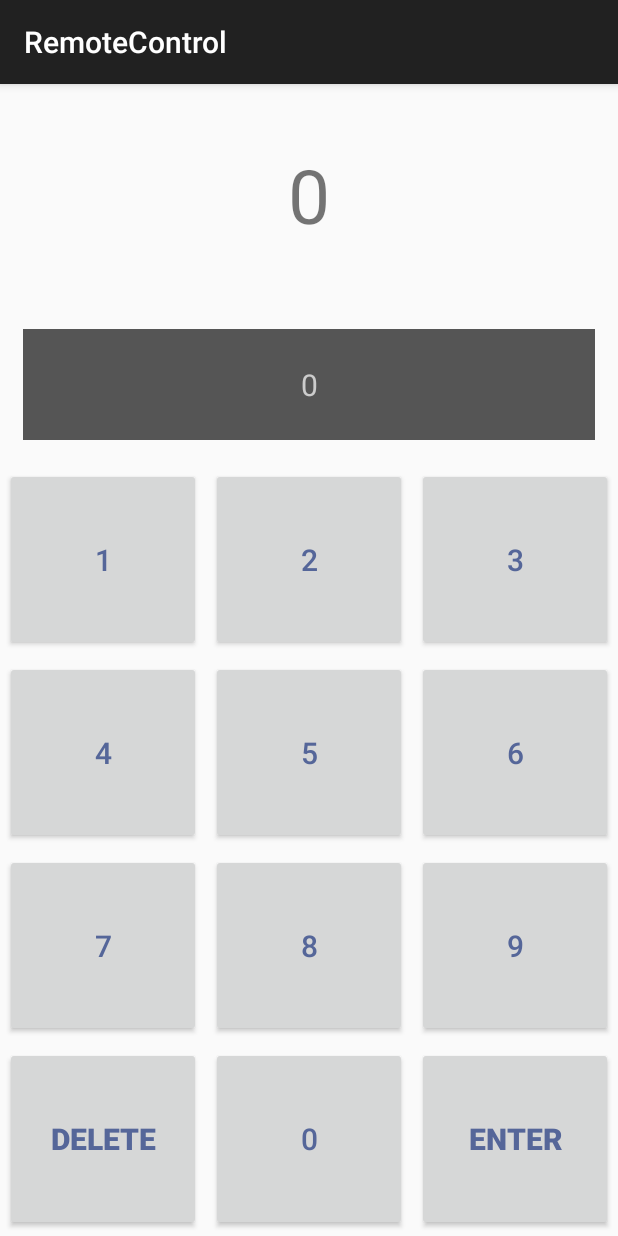
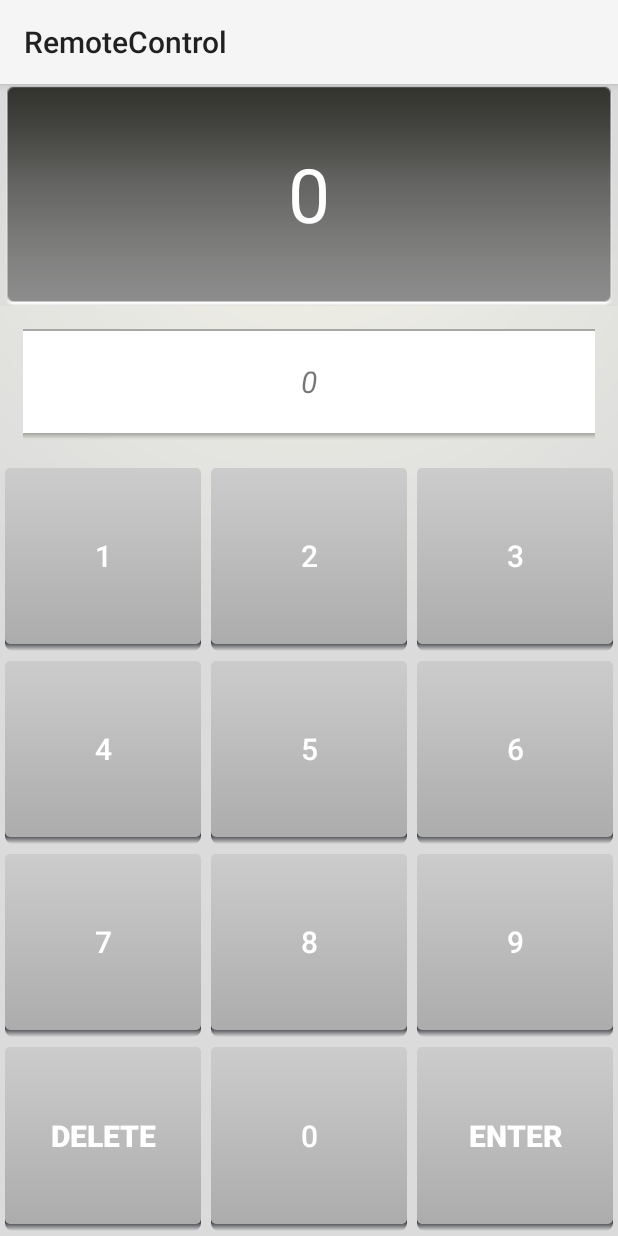
Before and after one commit to Maecenas49/BNR-Projects, an Android app: the screen it shows after launch (RemoteControlActivity), on a phone screen of 412 x 824 dp. Run offline under Robolectric (Android 15) with nearby library versions, the light colour scheme and no system bars.

```diff
--- /dev/null
+++ b/PhotoGallary/app/src/main/res/layout/activity_fragment.xml
@@ -0,0 +1,6 @@
+<?xml version="1.0" encoding="utf-8"?>
+<FrameLayout xmlns:android="http://schemas.android.com/apk/res/android"
+             android:id="@+id/fragmentContainer"
+             android:layout_width="match_parent"
+             android:layout_height="match_parent"
+             />
--- /dev/null
+++ b/RemoteControl/app/src/main/res/drawable/button_shape.xml
@@ -0,0 +1,7 @@
+<?xml version="1.0" encoding="utf-8"?>
+<selector xmlns:android="http://schemas.android.com/apk/res/android">
+    <item android:drawable="@drawable/button_shape_normal"
+        android:state_pressed="false"/>
+    <item android:drawable="@drawable/button_shape_pressed"
+        android:state_pressed="true"/>
+</selector>
--- /dev/null
+++ b/RemoteControl/app/src/main/res/drawable/button_shape_normal.xml
@@ -0,0 +1,12 @@
+<?xml version="1.0" encoding="utf-8"?>
+<shape xmlns:android="http://schemas.android.com/apk/res/android"
+    android:shape="rectangle">
+
+    <corners android:radius="3dp"/>
+
+    <gradient
+        android:angle="90"
+        android:endColor="#cccccc"
+        android:startColor="#acacac"/>
+
+</shape>
--- /dev/null
+++ b/RemoteControl/app/src/main/res/drawable/button_shape_pressed.xml
@@ -0,0 +1,12 @@
+<?xml version="1.0" encoding="utf-8"?>
+<shape xmlns:android="http://schemas.android.com/apk/res/android"
+    android:shape="rectangle">
+
+    <corners android:radius="3dp"/>
+
+    <gradient
+        android:angle="270"
+        android:endColor="#cccccc"
+        android:startColor="#acacac"/>
+
+</shape>
--- /dev/null
+++ b/RemoteControl/app/src/main/res/drawable/button_shape_shadowed.xml
@@ -0,0 +1,21 @@
+<?xml version="1.0" encoding="utf-8"?>
+<layer-list xmlns:android="http://schemas.android.com/apk/res/android">
+    <item>
+        <shape android:shape="rectangle">
+            <corners android:radius="5dp"/>
+
+            <gradient
+                android:angle="90"
+                android:centerColor="#303339"
+                android:centerY="0.05"
+                android:endColor="#000000"
+                android:startColor="#00000000"/>
+        </shape>
+    </item>
+
+    <item>
+        <inset
+            android:drawable="@drawable/button_shape"
+            android:insetBottom="5dp"/>
+    </item>
+</layer-list>
--- /dev/null
+++ b/RemoteControl/app/src/main/res/drawable/button_text_color.xml
@@ -0,0 +1,7 @@
+<?xml version="1.0" encoding="utf-8"?>
+<selector xmlns:android="http://schemas.android.com/apk/res/android">
+    <item android:state_pressed="false"
+        android:color="#ffffff"/>
+    <item android:state_pressed="true"
+        android:color="#556699"/>
+</selector>
--- /dev/null
+++ b/RemoteControl/app/src/main/res/drawable/remote_background.xml
@@ -0,0 +1,8 @@
+<?xml version="1.0" encoding="utf-8"?>
+<shape xmlns:android="http://schemas.android.com/apk/res/android">
+    <gradient android:centerY="0.05"
+        android:endColor="#dbdbdb"
+        android:gradientRadius="500"
+        android:startColor="#f4f4e9"
+        android:type="radial"/>
+</shape>
--- a/RemoteControl/app/src/main/res/layout/fragment_remote_control.xml
+++ b/RemoteControl/app/src/main/res/layout/fragment_remote_control.xml
@@ -4,14 +4,17 @@
     android:id="@+id/fragment_remote_control_tableLayout"
     android:layout_width="match_parent"
     android:layout_height="match_parent"
+    android:background="@drawable/remote_background"
     android:stretchColumns="*">
     <TextView
         android:id="@+id/fragment_remote_control_selectedTextView"
         android:layout_width="match_parent"
         android:layout_height="0dp"
         android:layout_weight="2"
+        android:background="@drawable/window_patch"
         android:gravity="center"
         android:text="0"
+        android:textColor="#ffffff"
         android:textSize="50dp"/>
     <TextView
         android:id="@+id/fragment_remote_control_workingTextView"
@@ -19,10 +22,10 @@
         android:layout_height="0dp"
         android:layout_weight="1"
         android:layout_margin="15dp"
-        android:background="#555555"
+        android:background="@drawable/bar_patch"
         android:gravity="center"
         android:text="0"
-        android:textColor="#cccccc"
+        android:textStyle="italic"
         android:textSize="20dp"/>
     <include
         android:layout_weight="1"
--- a/RemoteControl/app/src/main/res/values/styles.xml
+++ b/RemoteControl/app/src/main/res/values/styles.xml
@@ -1,15 +1,16 @@
 <resources>
 
     <!-- Base application theme. -->
-    <style name="AppTheme" parent="Theme.AppCompat.Light.DarkActionBar">
+    <style name="AppTheme" parent="Theme.AppCompat.Light">
     </style>
 
     <style name="RemoteButton">
         <item name="android:layout_width">0dp</item>
         <item name="android:layout_height">match_parent</item>
-        <item name="android:textColor">#556699</item>
         <item name="android:textSize">20dp</item>
         <item name="android:layout_margin">3dp</item>
+        <item name="android:background">@drawable/button_shape_shadowed</item>
+        <item name="android:textColor">@drawable/button_text_color</item>
     </style>
 
     <style name="RemoteButton.SpecialButton">
```
Also changed, not shown: PhotoGallary/app/src/main/java/com/computing/millenium/springers/photogallary/FlickrFetchr.java (added, +68 -0 lines), PhotoGallary/app/src/main/java/com/computing/millenium/springers/photogallary/GalleryItem.java (added, +38 -0 lines), PhotoGallary/app/src/main/java/com/computing/millenium/springers/photogallary/PhotoGalleryFragment.java (added, +49 -0 lines), PhotoGallary/app/src/main/java/com/computing/millenium/springers/photogallary/SingleFragmentActivity.java (added, +32 -0 lines), PhotoGallary/app/src/main/res/layout/fragment_photo_gallery.xml (added, +11 -0 lines), RemoteControl/app/src/main/res/drawable/bar.png (added), RemoteControl/app/src/main/res/drawable/bar_patch.9.png (added), RemoteControl/app/src/main/res/drawable/window.png (added), RemoteControl/app/src/main/res/drawable/window_patch.9.png (added).
